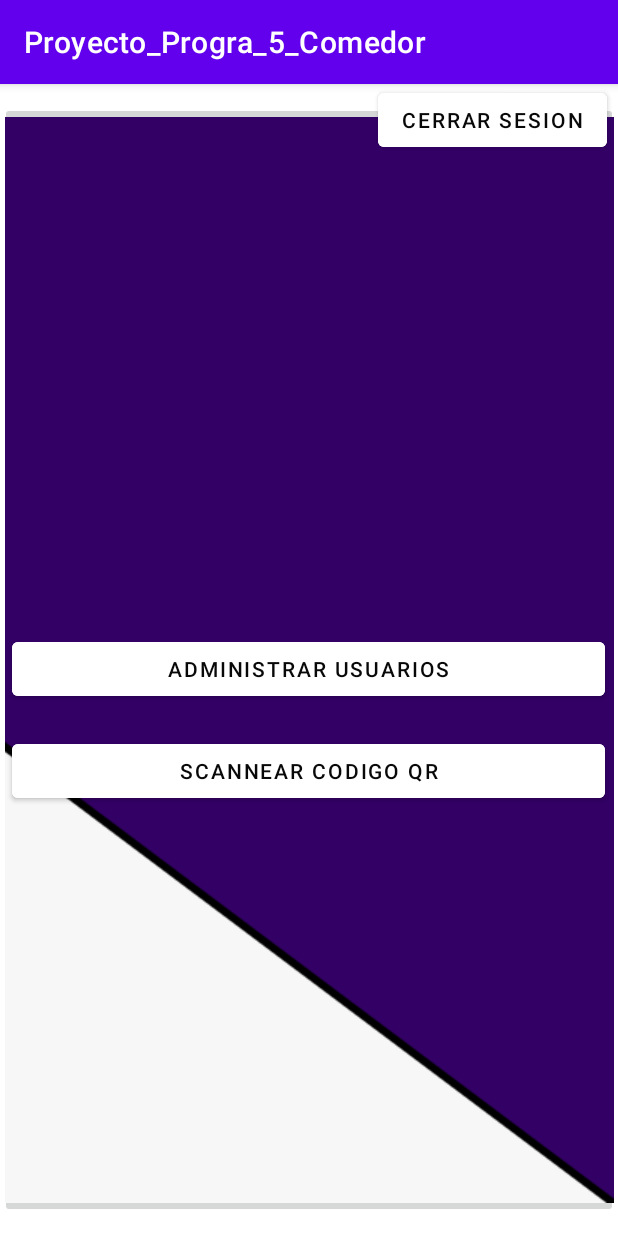
After one commit to walterguzmans/P-PV-COMEDOR, an Android app: the MenuAdmin screen opened directly, with no data from a screen before it, on a phone screen of 412 x 824 dp. The commit adds this screen. Run offline under Robolectric (Android 15) with nearby library versions, the phone set to English and light mode, and no system bars.

Commit message:
Fe Principal
completado el FE principal

```diff
--- a/Code/Proyecto_Progra_5_Comedor/app/src/main/AndroidManifest.xml
+++ b/Code/Proyecto_Progra_5_Comedor/app/src/main/AndroidManifest.xml
@@ -14,6 +14,12 @@
         android:theme="@style/Theme.Proyecto_Progra_5_Comedor"
         tools:targetApi="31">
         <activity
+            android:name=".MenuAdmin"
+            android:exported="false" />
+        <activity
+            android:name=".MenuEstudiante"
+            android:exported="false" />
+        <activity
             android:name=".MainActivity"
             android:exported="true">
             <intent-filter>
--- /dev/null
+++ b/Code/Proyecto_Progra_5_Comedor/app/src/main/java/com/example/proyecto_progra_5_comedor/MenuAdmin.java
@@ -0,0 +1,27 @@
+package com.example.proyecto_progra_5_comedor;
+
+import androidx.appcompat.app.AppCompatActivity;
+
+import android.content.Intent;
+import android.os.Bundle;
+import android.view.View;
+import android.widget.Button;
+
+public class MenuAdmin extends AppCompatActivity {
+
+    Button btncerrarsesion;
+    @Override
+    protected void onCreate(Bundle savedInstanceState) {
+        super.onCreate(savedInstanceState);
+        setContentView(R.layout.activity_menu_admin);
+
+        btncerrarsesion= findViewById(R.id.btncerrarsesion);
+
+    }
+
+    public void logout(View view){
+        Intent intent = new Intent(MenuAdmin.this,MainActivity.class);
+        startActivity(intent);
+    }
+
+}
--- /dev/null
+++ b/Code/Proyecto_Progra_5_Comedor/app/src/main/res/layout/activity_menu_admin.xml
@@ -0,0 +1,59 @@
+<?xml version="1.0" encoding="utf-8"?>
+<androidx.constraintlayout.widget.ConstraintLayout xmlns:android="http://schemas.android.com/apk/res/android"
+    xmlns:app="http://schemas.android.com/apk/res-auto"
+    xmlns:tools="http://schemas.android.com/tools"
+    android:layout_width="wrap_content"
+    android:layout_height="match_parent"
+    tools:context=".MenuAdmin">
+
+    <ImageButton
+        android:id="@+id/imageButton3"
+        android:layout_width="wrap_content"
+        android:layout_height="wrap_content"
+        app:layout_constraintBottom_toBottomOf="parent"
+        app:layout_constraintEnd_toEndOf="parent"
+        app:layout_constraintStart_toStartOf="parent"
+        app:layout_constraintTop_toTopOf="parent"
+        app:srcCompat="@drawable/fondo" />
+
+    <Button
+        android:id="@+id/btncerrarsesion"
+        android:layout_width="wrap_content"
+        android:layout_height="wrap_content"
+        android:layout_marginStart="-160dp"
+        android:backgroundTint="#FFFFFF"
+        android:onClick="logout"
+        android:text="cerrar sesion"
+        android:textColor="#090808"
+        app:layout_constraintStart_toEndOf="@+id/imageButton3" />
+
+    <LinearLayout
+        android:layout_width="415dp"
+        android:layout_height="145dp"
+        android:layout_marginStart="450dp"
+        android:layout_marginTop="-400dp"
+        android:layout_marginEnd="40dp"
+        android:orientation="vertical"
+        app:layout_constraintEnd_toStartOf="@+id/imageButton3"
+        app:layout_constraintStart_toStartOf="parent"
+        app:layout_constraintTop_toBottomOf="@+id/imageButton3">
+
+        <Button
+            android:id="@+id/btnadministrarusuarios"
+            android:layout_width="match_parent"
+            android:layout_height="wrap_content"
+            android:layout_margin="10dp"
+            android:backgroundTint="#FFFFFF"
+            android:textColor="#090808"
+            android:text="administrar usuarios" />
+
+        <Button
+            android:id="@+id/btnscanner"
+            android:layout_width="match_parent"
+            android:layout_height="wrap_content"
+            android:layout_margin="10dp"
+            android:backgroundTint="#FFFFFF"
+            android:textColor="#090808"
+            android:text="scannear codigo qr" />
+    </LinearLayout>
+</androidx.constraintlayout.widget.ConstraintLayout>
```
Also changed, not shown: Code/Proyecto_Progra_5_Comedor/app/src/main/java/com/example/proyecto_progra_5_comedor/MainActivity.java (+10 -2 lines), Code/Proyecto_Progra_5_Comedor/app/src/main/java/com/example/proyecto_progra_5_comedor/MenuEstudiante.java (added, +26 -0 lines), Code/Proyecto_Progra_5_Comedor/app/src/main/res/layout/activity_menu_estudiante.xml (added, +53 -0 lines).
